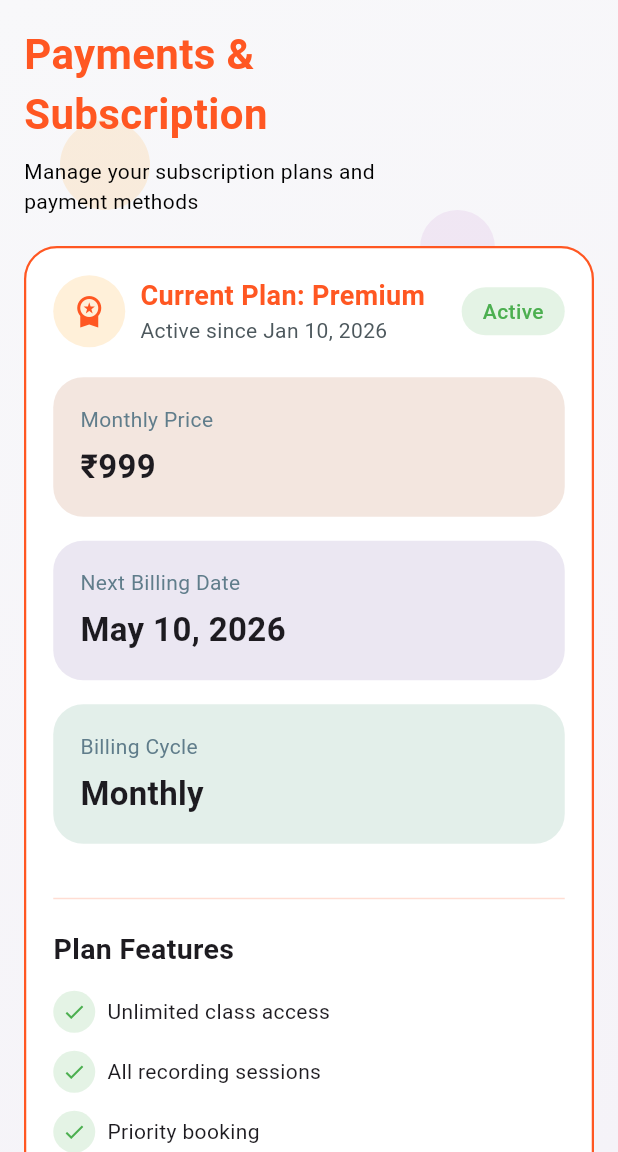
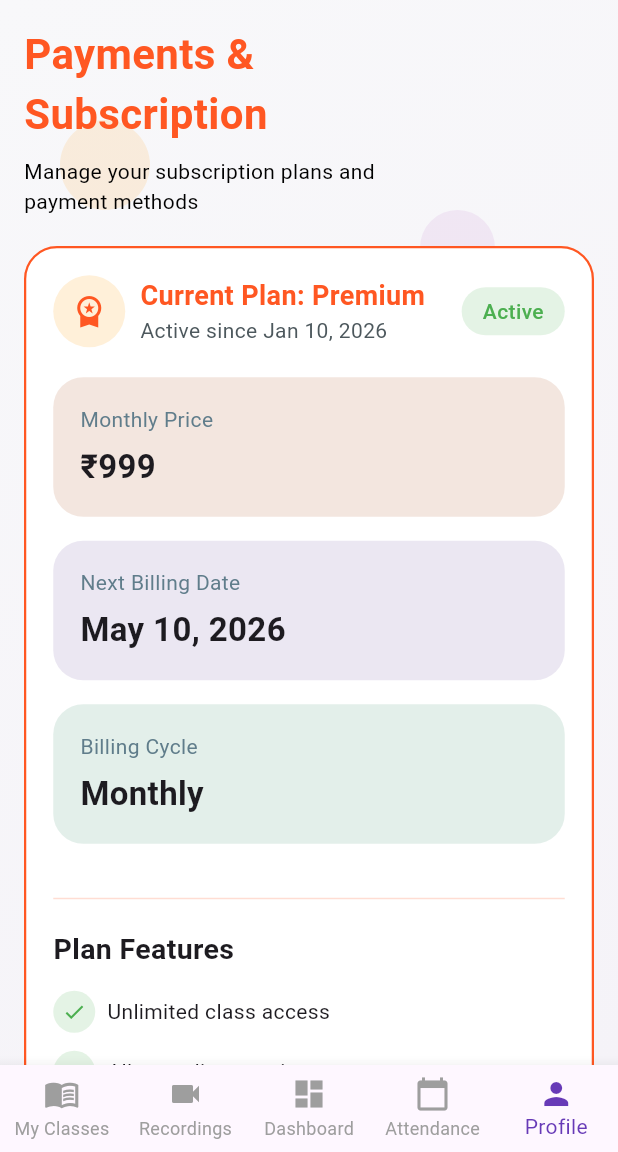
Before and after one commit to satishtridizi/navyoga_academy, a Flutter app: the SubscriptionScreen screen opened by its route, on a phone screen of 412 x 824 dp, the part 84-1236 px from its top. Run offline on Flutter 3.47's test engine with Material 3 defaults, Android fonts, the phone set to English and light mode, and no system bars; drawn by our look-alikes of flutter_animate; our stand-ins replace cached_network_image, share_plus, shared_preferences; accounts and stored records are empty; network calls fail.

Commit message:
first commit

```diff
--- a/lib/screens/dashboard.dart
+++ b/lib/screens/dashboard.dart
@@ -36,7 +36,7 @@ class _HomeScreenState extends State<HomeScreen> {
 
       //  backgroundColor: Color(0xffF7F7F7),
       appBar: AppBar(
-        backgroundColor: Colors.transparent,
+        backgroundColor: Colors.white,
         elevation: 1,
 
         leading: Builder(
--- a/lib/screens/payments.dart
+++ b/lib/screens/payments.dart
@@ -5,6 +5,7 @@ import 'package:navyoga_academy/data/payments_service.dart';
 import 'package:navyoga_academy/models/payments_models.dart';
 import 'package:navyoga_academy/screens/payment_history_screen.dart';
 import 'package:navyoga_academy/widgets/app_background.dart';
+import 'package:navyoga_academy/widgets/app_scaffold.dart';
 import 'package:navyoga_academy/widgets/payment_history_card.dart';
 import 'package:navyoga_academy/widgets/payment_method_card.dart';
 import 'package:navyoga_academy/widgets/payments_header_banner.dart';
@@ -35,12 +36,13 @@ class _SubscriptionScreenState extends State<SubscriptionScreen> {
 
     final payments = service.getPayments();
 
-    return Scaffold(
+    return AppScaffold(
+      currentIndex: 4,
       drawer: const CustomDrawer(),
 
       /// 🔥 APP BAR
       appBar: AppBar(
-        backgroundColor: Colors.transparent,
+        backgroundColor: Colors.white,
         elevation: 1,
         leading: Builder(
           builder: (context) => IconButton(
@@ -58,8 +60,7 @@ class _SubscriptionScreenState extends State<SubscriptionScreen> {
       ),
 
       /// 🔥 BODY
-      body: AppBackground(
-        child: FutureBuilder<Subscription>(
+      body: FutureBuilder<Subscription>(
         future: future,
         builder: (context, snap) {
           if (!snap.hasData) {
@@ -230,9 +231,7 @@ class _SubscriptionScreenState extends State<SubscriptionScreen> {
                             delay: Duration(milliseconds: 120 * index),
 
                             effects: const [
-                                FadeEffect(
-                                  duration: Duration(milliseconds: 400),
-                                ),
+                              FadeEffect(duration: Duration(milliseconds: 400)),
 
                               SlideEffect(
                                 begin: Offset(0.2, 0),
@@ -331,9 +330,7 @@ class _SubscriptionScreenState extends State<SubscriptionScreen> {
                             delay: Duration(milliseconds: 120 * index),
 
                             effects: const [
-                                FadeEffect(
-                                  duration: Duration(milliseconds: 400),
-                                ),
+                              FadeEffect(duration: Duration(milliseconds: 400)),
 
                               SlideEffect(
                                 begin: Offset(0.2, 0),
@@ -356,9 +353,8 @@ class _SubscriptionScreenState extends State<SubscriptionScreen> {
                               Navigator.push(
                                 context,
                                 MaterialPageRoute(
-                                    builder: (_) => PaymentHistoryScreen(
-                                      payments: payments,
-                                    ),
+                                  builder: (_) =>
+                                      PaymentHistoryScreen(payments: payments),
                                 ),
                               );
                             },
@@ -369,9 +365,7 @@ class _SubscriptionScreenState extends State<SubscriptionScreen> {
                                 214,
                                 214,
                               ),
-                                padding: const EdgeInsets.symmetric(
-                                  vertical: 16,
-                                ),
+                              padding: const EdgeInsets.symmetric(vertical: 16),
                               shape: RoundedRectangleBorder(
                                 borderRadius: BorderRadius.circular(30),
                               ),
@@ -391,7 +385,6 @@ class _SubscriptionScreenState extends State<SubscriptionScreen> {
           );
         },
       ),
-      ),
     );
   }
 }
--- a/lib/screens/recordingscreens.dart
+++ b/lib/screens/recordingscreens.dart
@@ -20,7 +20,7 @@ class RecordingsDashboard extends StatelessWidget {
 
       //backgroundColor: const Color(0xfff5f5f5),
       appBar: AppBar(
-        backgroundColor: Colors.transparent,
+        backgroundColor: Colors.white,
         elevation: 0,
         leading: Builder(
           builder: (context) {
--- a/lib/screens/settings.dart
+++ b/lib/screens/settings.dart
@@ -67,8 +67,6 @@ class _SettingsScreenState extends State<SettingsScreen> {
     }
   }
 
-  final GlobalKey<ScaffoldState> _scaffoldKey = GlobalKey<ScaffoldState>();
-
   /// 🔥 Notification Settings
   List<Map<String, dynamic>> settings = [
     {
@@ -109,7 +107,7 @@ class _SettingsScreenState extends State<SettingsScreen> {
   Widget build(BuildContext context) {
     return AppScaffold(
       currentIndex: 4,
-      key: _scaffoldKey,
+
       drawer: const CustomDrawer(),
 
       //backgroundColor: Colors.transparent,
@@ -131,7 +129,7 @@ class _SettingsScreenState extends State<SettingsScreen> {
                 icon: const Icon(Icons.menu, color: Colors.white),
 
                 onPressed: () {
-                  _scaffoldKey.currentState?.openDrawer();
+                  Scaffold.of(context).openDrawer();
                 },
               ),
             ),
--- a/lib/widgets/achievement_card.dart
+++ b/lib/widgets/achievement_card.dart
@@ -34,7 +34,10 @@ class AchievementCard extends StatelessWidget {
             gradient: LinearGradient(
               begin: Alignment.topLeft,
               end: Alignment.bottomRight,
-              colors: [Colors.green.withOpacity(0.10), Colors.white],
+              colors: [
+                const Color.fromARGB(255, 243, 243, 243).withOpacity(0.10),
+                Colors.white,
+              ],
             ),
 
             border: Border.all(
```
Also changed, not shown: lib/screens/myclasses.dart (+9 -7 lines), lib/screens/self-paced_learning.dart (+9 -9 lines), 1 other file. Lines whose indentation alone changed are shown as unchanged.
